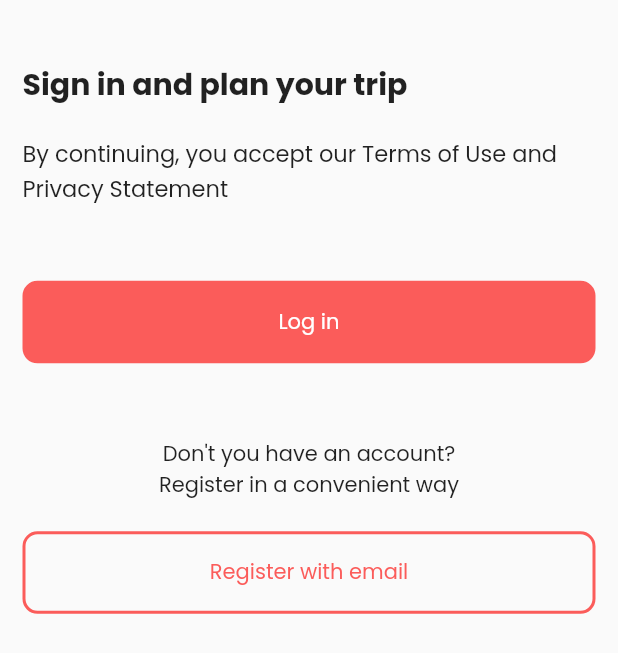
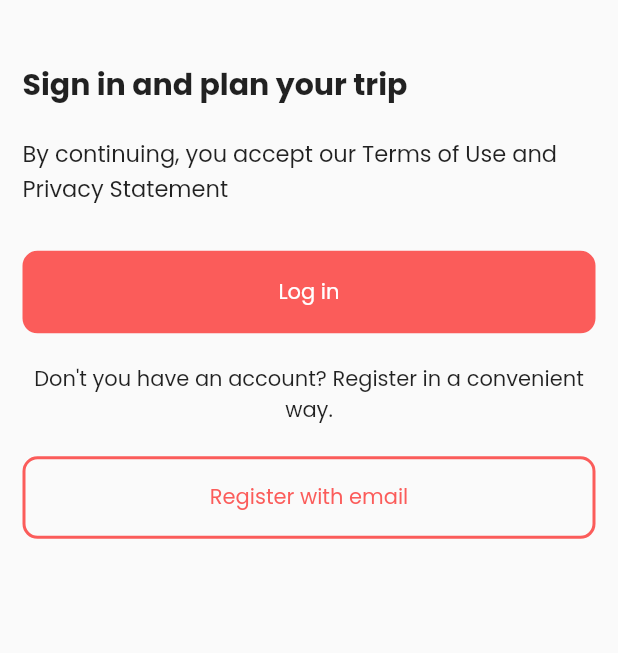
Before and after one commit to lgic-project/venue-match, a Flutter app: the screen it shows after launch, on a phone screen of 412 x 824 dp. Shown: the top 653 px of the screen. Run offline on Flutter 3.47's test engine with Material 2 defaults, Android fonts, the phone set to English and light mode, and no system bars; our stand-ins replace cached_network_image, flutter_svg, get, google_fonts, lottie, shared_preferences; missing offline and left inert: khalti_flutter.

Commit message:
add: text

```diff
--- a/lib/modules/welcome/welcome_screen.dart
+++ b/lib/modules/welcome/welcome_screen.dart
@@ -1,8 +1,9 @@
 import 'package:flutter/material.dart';
+import 'package:get/get_core/src/get_main.dart';
+import 'package:get/get_navigation/get_navigation.dart';
 import 'package:my_first_app/constant.dart';
 import 'package:my_first_app/modules/auth/login_screen.dart';
 import 'package:my_first_app/modules/auth/sign_up_screen.dart';
-
 import 'package:my_first_app/widgets/custom_button.dart';
 
 class WelcomeScreen extends StatelessWidget {
@@ -40,13 +41,10 @@ class WelcomeScreen extends StatelessWidget {
                   style: TextStyle(fontSize: 15)),
               const SizedBox(
                 //gap haneko
-                height: 50,
+                height: 30,
               ),
               InkWell(
-                  onTap: () {
-                    Navigator.push(context,
-                        MaterialPageRoute(builder: (context) => LoginScreen()));
-                  },
+                  onTap: () => Get.to(() => LoginScreen()),
                   child: CustomButton(
                     screenWidth: screenWidth,
                     label: "Log in",
@@ -54,21 +52,15 @@ class WelcomeScreen extends StatelessWidget {
                     textColor: Colors.white,
                   )),
               const SizedBox(
-                //gap haneko
-                height: 50,
+                  //gap haneko
+                  height: 20),
+              const Text(
+                "Don't you have an account? Register in a convenient way.",
+                textAlign: TextAlign.center,
               ),
-              const Align(child: Text("Don't you have an account?")),
-              const Align(child: Text("Register in a convenient way")),
-              const SizedBox(
-                height: 20,
-              ),
+              const SizedBox(height: 20),
               InkWell(
-                  onTap: () {
-                    Navigator.push(
-                        context,
-                        MaterialPageRoute(
-                            builder: (context) => SignUpScreen()));
-                  },
+                  onTap: () => Get.to(() => SignUpScreen()),
                   child: CustomButton(
                     screenWidth: screenWidth,
                     label: "Register with email",
```
